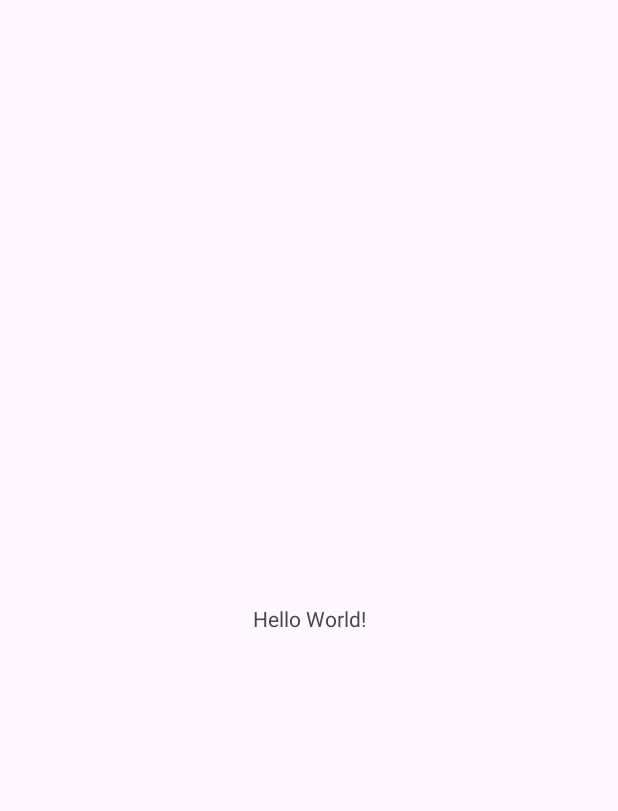
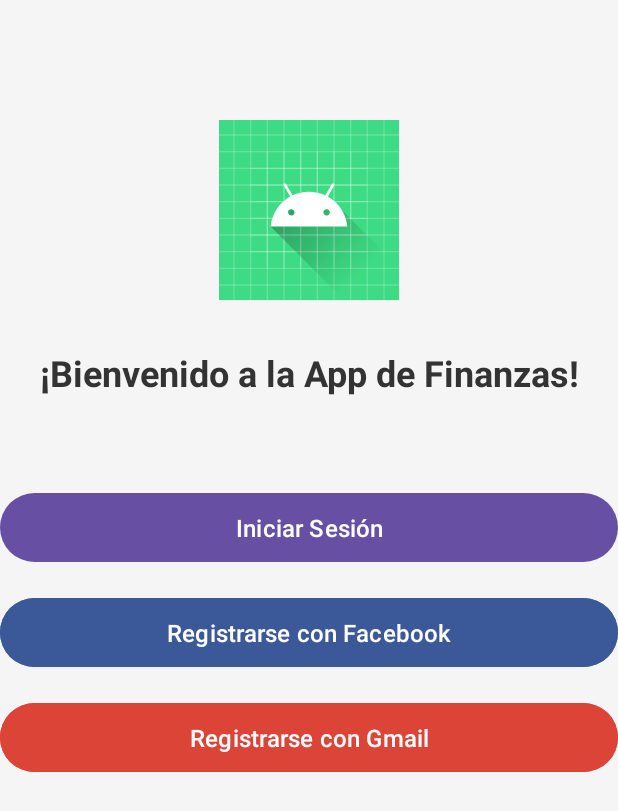
Before and after one commit to Ch3chu5/L6_20202137, an Android app: the screen it shows after launch (MainActivity), on a phone screen of 412 x 824 dp. Before the commit the part shown is almost empty. Shown: the top 811 px of the screen. Run offline under Robolectric (Android 15) with nearby library versions, the phone set to English and light mode, and no system bars.

Commit message:
Primer commit a nivel Front-end

```diff
--- a/app/build.gradle
+++ b/app/build.gradle
@@ -39,4 +39,5 @@ dependencies {
     testImplementation libs.junit
     androidTestImplementation libs.ext.junit
     androidTestImplementation libs.espresso.core
+    implementation 'com.google.firebase:firebase-firestore'
 }
--- a/app/src/main/java/com/example/l6_20202137/MainActivity.java
+++ b/app/src/main/java/com/example/l6_20202137/MainActivity.java
@@ -1,6 +1,9 @@
 package com.example.l6_20202137;
 
+import android.content.Intent;
 import android.os.Bundle;
+import android.view.View;
+import android.widget.Button;
 
 import androidx.activity.EdgeToEdge;
 import androidx.appcompat.app.AppCompatActivity;
@@ -10,11 +13,44 @@ import androidx.core.view.WindowInsetsCompat;
 
 public class MainActivity extends AppCompatActivity {
 
+    private Button btnIniciarSesion;
+    private Button btnRegistroFacebook;
+    private Button btnRegistroGmail;
+
     @Override
     protected void onCreate(Bundle savedInstanceState) {
         super.onCreate(savedInstanceState);
         EdgeToEdge.enable(this);
         setContentView(R.layout.activity_main);
+
+        // Inicializar los botones
+        btnIniciarSesion = findViewById(R.id.btnIniciarSesion);
+        btnRegistroFacebook = findViewById(R.id.btnRegistroFacebook);
+        btnRegistroGmail = findViewById(R.id.btnRegistroGmail);
+
+        // Configurar listener para el botón de inicio de sesión
+        btnIniciarSesion.setOnClickListener(new View.OnClickListener() {
+            @Override
+            public void onClick(View v) {
+                // Navegar a la pantalla de login
+                Intent intent = new Intent(MainActivity.this, LoginActivity.class);
+                startActivity(intent);
+            }
+        });
+
+        // Configurar listeners para los botones de registro
+        View.OnClickListener registroListener = new View.OnClickListener() {
+            @Override
+            public void onClick(View v) {
+                // Navegar a la pantalla de registro
+                Intent intent = new Intent(MainActivity.this, RegistroActivity.class);
+                startActivity(intent);
+            }
+        };
+
+        btnRegistroFacebook.setOnClickListener(registroListener);
+        btnRegistroGmail.setOnClickListener(registroListener);
+
         ViewCompat.setOnApplyWindowInsetsListener(findViewById(R.id.main), (v, insets) -> {
             Insets systemBars = insets.getInsets(WindowInsetsCompat.Type.systemBars());
             v.setPadding(systemBars.left, systemBars.top, systemBars.right, systemBars.bottom);
--- a/app/src/main/res/layout/activity_main.xml
+++ b/app/src/main/res/layout/activity_main.xml
@@ -5,15 +5,70 @@
     android:id="@+id/main"
     android:layout_width="match_parent"
     android:layout_height="match_parent"
+    android:padding="16dp"
+    android:background="#F5F5F5"
     tools:context=".MainActivity">
 
+    <ImageView
+        android:id="@+id/ivLogo"
+        android:layout_width="120dp"
+        android:layout_height="120dp"
+        android:src="@drawable/ic_launcher_foreground"
+        android:background="@drawable/ic_launcher_background"
+        app:layout_constraintTop_toTopOf="parent"
+        app:layout_constraintStart_toStartOf="parent"
+        app:layout_constraintEnd_toEndOf="parent"
+        android:layout_marginTop="80dp"/>
+
     <TextView
+        android:id="@+id/tvBienvenida"
         android:layout_width="wrap_content"
         android:layout_height="wrap_content"
-        android:text="Hello World!"
-        app:layout_constraintBottom_toBottomOf="parent"
+        android:text="¡Bienvenido a la App de Finanzas!"
+        android:textSize="24sp"
+        android:textStyle="bold"
+        android:textColor="#333333"
+        app:layout_constraintTop_toBottomOf="@id/ivLogo"
+        app:layout_constraintStart_toStartOf="parent"
         app:layout_constraintEnd_toEndOf="parent"
+        android:layout_marginTop="32dp"/>
+
+    <Button
+        android:id="@+id/btnIniciarSesion"
+        android:layout_width="0dp"
+        android:layout_height="wrap_content"
+        android:text="Iniciar Sesión"
+        android:textSize="16sp"
+        android:padding="12dp"
+        app:layout_constraintTop_toBottomOf="@id/tvBienvenida"
         app:layout_constraintStart_toStartOf="parent"
-        app:layout_constraintTop_toTopOf="parent" />
+        app:layout_constraintEnd_toEndOf="parent"
+        android:layout_marginTop="60dp"/>
+
+    <Button
+        android:id="@+id/btnRegistroFacebook"
+        android:layout_width="0dp"
+        android:layout_height="wrap_content"
+        android:text="Registrarse con Facebook"
+        android:textSize="16sp"
+        android:padding="12dp"
+        android:backgroundTint="#3b5998"
+        app:layout_constraintTop_toBottomOf="@id/btnIniciarSesion"
+        app:layout_constraintStart_toStartOf="parent"
+        app:layout_constraintEnd_toEndOf="parent"
+        android:layout_marginTop="16dp"/>
+
+    <Button
+        android:id="@+id/btnRegistroGmail"
+        android:layout_width="0dp"
+        android:layout_height="wrap_content"
+        android:text="Registrarse con Gmail"
+        android:textSize="16sp"
+        android:padding="12dp"
+        android:backgroundTint="#DB4437"
+        app:layout_constraintTop_toBottomOf="@id/btnRegistroFacebook"
+        app:layout_constraintStart_toStartOf="parent"
+        app:layout_constraintEnd_toEndOf="parent"
+        android:layout_marginTop="16dp"/>
 
 </androidx.constraintlayout.widget.ConstraintLayout>
```
Also changed, not shown: app/src/main/AndroidManifest.xml (+9 -0 lines), app/src/main/java/com/example/l6_20202137/LoginActivity.java (added, +108 -0 lines), app/src/main/java/com/example/l6_20202137/PanelPrincipalActivity.java (added, +49 -0 lines), app/src/main/java/com/example/l6_20202137/RegistroActivity.java (added, +125 -0 lines), app/src/main/res/drawable/ic_egresos.xml (added, +10 -0 lines), app/src/main/res/drawable/ic_ingresos.xml (added, +10 -0 lines), app/src/main/res/drawable/ic_logout.xml (added, +10 -0 lines), app/src/main/res/drawable/ic_resumen.xml (added, +10 -0 lines), app/src/main/res/layout/activity_login.xml (added, +93 -0 lines), app/src/main/res/layout/activity_panel_principal.xml (added, +49 -0 lines), app/src/main/res/layout/activity_registro.xml (added, +109 -0 lines), app/src/main/res/menu/bottom_navigation_menu.xml (added, +19 -0 lines).
